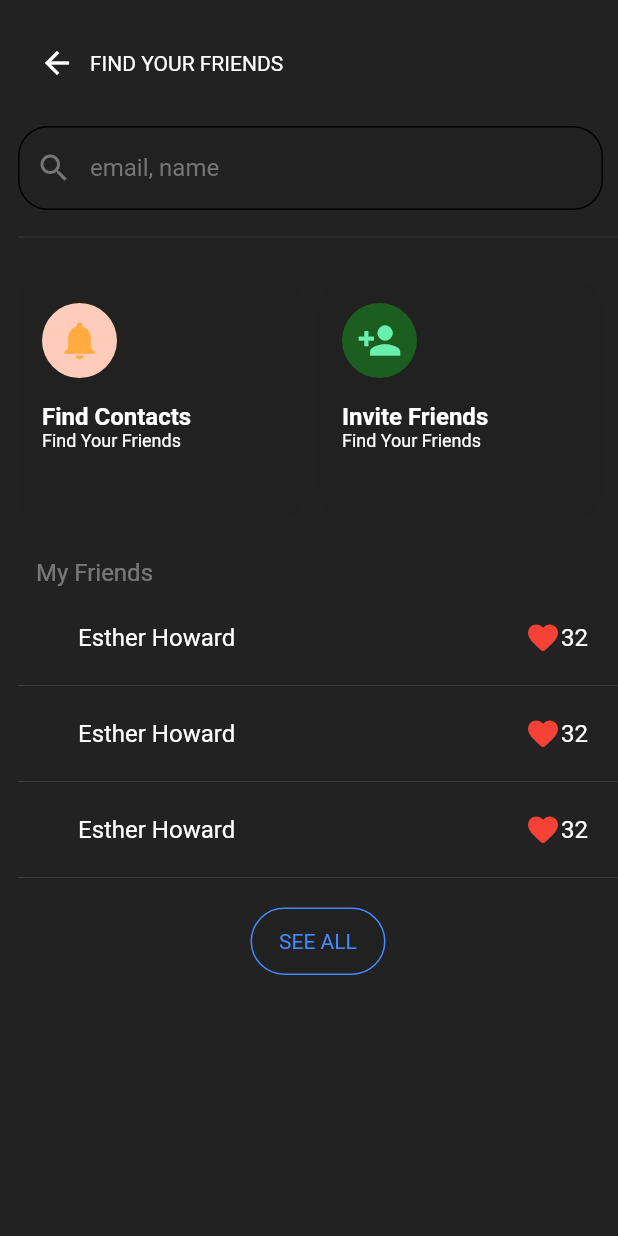
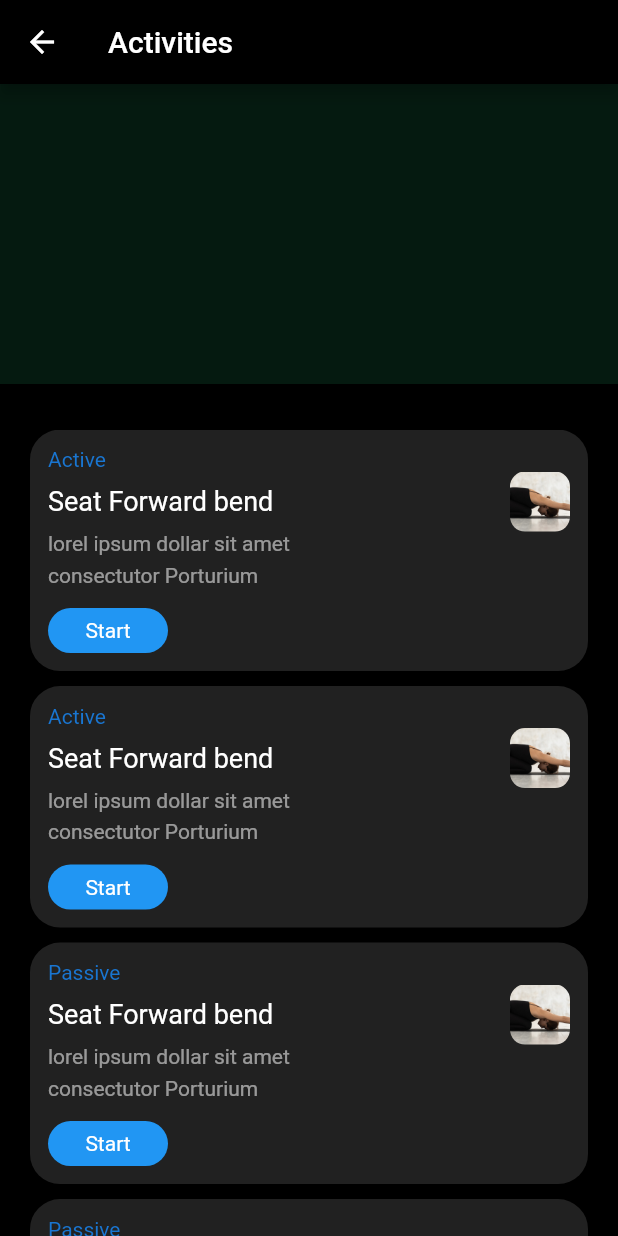
Before and after one commit to Nt1076/demo, a Flutter app: the screen it shows after launch, on a phone screen of 412 x 824 dp. Run offline on Flutter 3.47's test engine with Material 2 defaults, Android fonts, the phone set to English and light mode, and no system bars.

Commit message:
second task completed

```diff
--- a/lib/main.dart
+++ b/lib/main.dart
@@ -1,3 +1,4 @@
+import 'package:demo/second.dart';
 import 'package:flutter/material.dart';
 
 void main() {
@@ -14,13 +15,13 @@ class MyApp extends StatelessWidget {
       debugShowCheckedModeBanner: false,
       title: 'Nishant Intern Demo',
 
-      home: HomePage(),
+      home: SecondTask(),
     );
   }
 }
 
-class HomePage extends StatelessWidget {
-  const HomePage({super.key});
+class FirstTask extends StatelessWidget {
+  const FirstTask({super.key});
 
   @override
   Widget build(BuildContext context) {
--- /dev/null
+++ b/lib/second.dart
@@ -0,0 +1,198 @@
+import 'package:flutter/material.dart';
+
+class SecondTask extends StatelessWidget {
+  const SecondTask({super.key});
+
+  @override
+  Widget build(BuildContext context) {
+    return Scaffold(backgroundColor: Colors.black,
+      appBar: AppBar(
+        backgroundColor: Colors.black,
+        title:const Text("Activities"),
+        leading:const Icon(Icons.arrow_back,color: Colors.white,),
+
+      ),
+      body:Stack(
+        children: [
+          Container(
+
+          height: 200,
+         color:const Color.fromARGB(255, 5, 26, 16)
+        ),
+        DraggableScrollableSheet(
+          initialChildSize: 0.7,
+          minChildSize: 0.7,
+          maxChildSize: 1,
+          builder:(BuildContext context, scrollController) {
+
+            return  ListView(
+              controller: scrollController,
+              children: [
+                Padding(
+                  padding: const EdgeInsets.only(left:20.0,right: 20,bottom: 10),
+                  child: Container(
+
+                    decoration: BoxDecoration(color: Colors.grey[900],borderRadius: BorderRadius.circular(20)),
+                    child: Padding(
+                      padding: const EdgeInsets.all(12.0),
+                      child: Column(
+                        crossAxisAlignment: CrossAxisAlignment.start,
+                        children: [
+                          Text("Active",style: TextStyle(color: Colors.blue[700]),),
+                          Row(
+                            mainAxisAlignment: MainAxisAlignment.spaceBetween,
+                            children: [
+                              Text("Seat Forward bend",style: TextStyle(color: Colors.white,fontSize: 18),),
+                              ClipRRect(
+                                borderRadius: BorderRadius.circular(10),
+                                child: Image.asset("images/img.jpg",height: 40,width: 40,fit: BoxFit.cover,))
+                            ],
+                          ),
+                        const  Text("lorel ipsum dollar sit amet",style: TextStyle(color: Colors.white54),),
+                        const   SizedBox(height: 5,),
+                         const Text("consectutor Porturium",style: TextStyle(color: Colors.white54),),
+                         const SizedBox(height: 14,),
+                          Container(
+                            height: 30,
+                            width: 80,
+                            decoration: BoxDecoration(color: Colors.blue,borderRadius: BorderRadius.circular(20)),
+                            child:const Center(child:
+                            Text("Start",style: TextStyle(color: Colors.white),)
+                            ,),
+                          )
+                        ],
+                      ),
+                    ),
+
+
+                  ),
+                ),
+                 Padding(
+                  padding: const EdgeInsets.only(left:20.0,right: 20,bottom: 10),
+                  child: Container(
+
+                    decoration: BoxDecoration(color: Colors.grey[900],borderRadius: BorderRadius.circular(20)),
+                    child: Padding(
+                      padding: const EdgeInsets.all(12.0),
+                      child: Column(
+                        crossAxisAlignment: CrossAxisAlignment.start,
+                        children: [
+                          Text("Active",style: TextStyle(color: Colors.blue[700]),),
+                          Row(
+                            mainAxisAlignment: MainAxisAlignment.spaceBetween,
+                            children: [
+                              Text("Seat Forward bend",style: TextStyle(color: Colors.white,fontSize: 18),),
+                              ClipRRect(
+                                borderRadius: BorderRadius.circular(10),
+                                child: Image.asset("images/img.jpg",height: 40,width: 40,fit: BoxFit.cover,))
+                            ],
+                          ),
+                         const Text("lorel ipsum dollar sit amet",style: TextStyle(color: Colors.white54),),
+                          const SizedBox(height: 5,),
+                         const Text("consectutor Porturium",style: TextStyle(color: Colors.white54),),
+                         const SizedBox(height: 14,),
+                          Container(
+                            height: 30,
+                            width: 80,
+                            decoration: BoxDecoration(color: Colors.blue,borderRadius: BorderRadius.circular(20)),
+                            child:const Center(child:
+                            Text("Start",style: TextStyle(color: Colors.white),)
+                            ,),
+                          )
+                        ],
+                      ),
+                    ),
+
+
+                  ),
+                ),
+                 Padding(
+                  padding: const EdgeInsets.only(left:20.0,right: 20,bottom: 10),
+                  child: Container(
+
+                    decoration: BoxDecoration(color: Colors.grey[900],borderRadius: BorderRadius.circular(20)),
+                    child: Padding(
+                      padding: const EdgeInsets.all(12.0),
+                      child: Column(
+                        crossAxisAlignment: CrossAxisAlignment.start,
+                        children: [
+                          Text("Passive",style: TextStyle(color: Colors.blue[700]),),
+                          Row(
+                            mainAxisAlignment: MainAxisAlignment.spaceBetween,
+                            children: [
+                             const Text("Seat Forward bend",style: TextStyle(color: Colors.white,fontSize: 18),),
+                              ClipRRect(
+                                borderRadius: BorderRadius.circular(10),
+                                child: Image.asset("images/img.jpg",height: 40,width: 40,fit: BoxFit.cover,))
+                            ],
+                          ),
+                        const  Text("lorel ipsum dollar sit amet",style: TextStyle(color: Colors.white54),),
+                         const  SizedBox(height: 5,),
+                         const Text("consectutor Porturium",style: TextStyle(color: Colors.white54),),
+                        const  SizedBox(height: 14,),
+                          Container(
+                            height: 30,
+                            width: 80,
+                            decoration: BoxDecoration(color: Colors.blue,borderRadius: BorderRadius.circular(20)),
+                            child:const Center(child:
+                            Text("Start",style: TextStyle(color: Colors.white),)
+                            ,),
+                          )
+                        ],
+                      ),
+                    ),
+
+
+                  ),
+                ),
+                 Padding(
+                  padding: const EdgeInsets.only(left:20.0,right: 20,bottom: 10),
+                  child: Container(
+
+                    decoration: BoxDecoration(color: Colors.grey[900],borderRadius: BorderRadius.circular(20)),
+                    child: Padding(
+                      padding: const EdgeInsets.all(12.0),
+                      child: Column(
+                        crossAxisAlignment: CrossAxisAlignment.start,
+                        children: [
+                          Text("Passive",style: TextStyle(color: Colors.blue[700]),),
+                          Row(
+                            mainAxisAlignment: MainAxisAlignment.spaceBetween,
+                            children: [
+                             const Text("Seat Forward bend",style: TextStyle(color: Colors.white,fontSize: 18),),
+                              ClipRRect(
+                                borderRadius: BorderRadius.circular(10),
+                                child: Image.asset("images/img.jpg",height: 40,width: 40,fit: BoxFit.cover,))
+                            ],
+                          ),
+                         const Text("lorel ipsum dollar sit amet",style: TextStyle(color: Colors.white54),),
+                         const  SizedBox(height: 5,),
+                         const Text("consectutor Porturium",style: TextStyle(color: Colors.white54),),
+                         const SizedBox(height: 14,),
+                          Container(
+                            height: 30,
+                            width: 80,
+                            decoration: BoxDecoration(color: Colors.blue,borderRadius: BorderRadius.circular(20)),
+                            child:const Center(child:
+                            Text("Start",style: TextStyle(color: Colors.white),)
+                            ,),
+                          )
+                        ],
+                      ),
+                    ),
+
+
+                  ),
+                ),
+
+              ],
+            );
+          }),
+
+
+        ],
+      )
+
+    );
+  }
+}
--- a/pubspec.yaml
+++ b/pubspec.yaml
@@ -59,8 +59,8 @@ flutter:
   uses-material-design: true
 
   # To add assets to your application, add an assets section, like this:
-  # assets:
-  #   - images/a_dot_burr.jpeg
+  assets:
+    - images/
   #   - images/a_dot_ham.jpeg
 
   # An image asset can refer to one or more resolution-specific "variants", see
```
Also changed, not shown: images/img.jpg (added).
